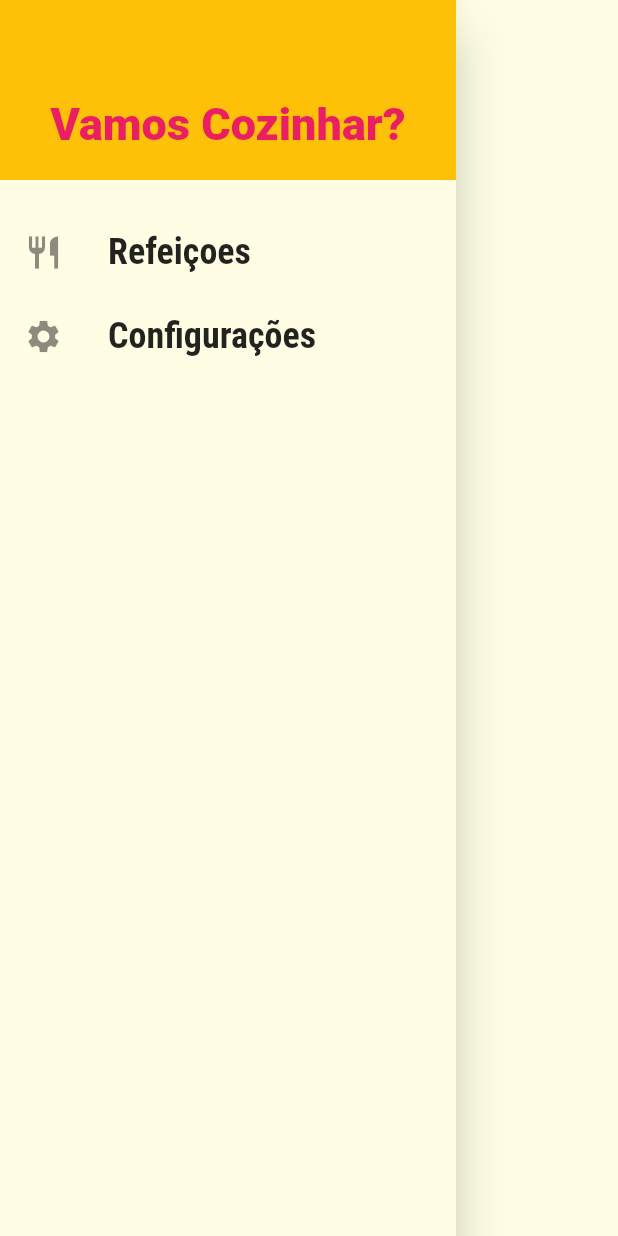
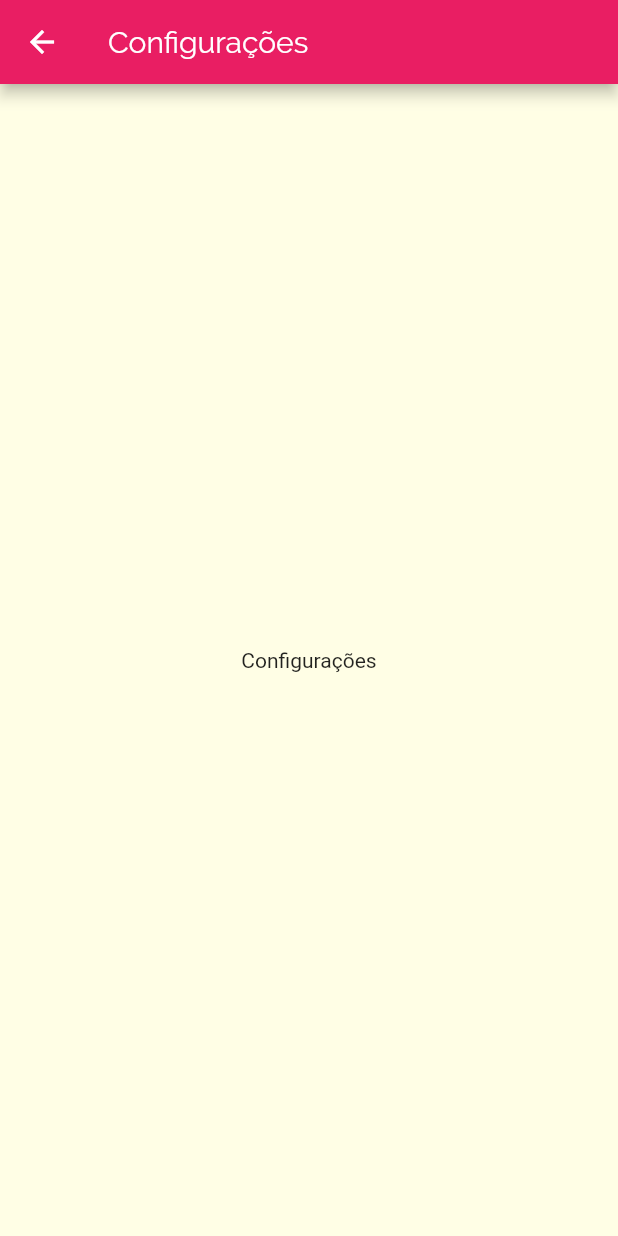
Before and after one commit to tiagoeborsanyi/meals, a Flutter app: the MainDrawer widget shown alone on an empty page, opened directly, after a tap on "Configurações", on a phone screen of 412 x 824 dp. Run offline on Flutter 3.47's test engine with Material 2 defaults, Android fonts, the phone set to English and light mode, and no system bars; network calls fail.

Commit message:
add links on drawer

```diff
--- a/lib/components/main_drawer.dart
+++ b/lib/components/main_drawer.dart
@@ -1,7 +1,9 @@
 import 'package:flutter/material.dart';
 
+import '../utils/app_routes.dart';
+
 class MainDrawer extends StatelessWidget {
-  Widget _createItem(IconData icon, String label) {
+  Widget _createItem(IconData icon, String label, Function tap) {
     return ListTile(
       leading: Icon(
         icon,
@@ -15,7 +17,9 @@ class MainDrawer extends StatelessWidget {
           fontWeight: FontWeight.bold,
         ),
       ),
-      onTap: () {},
+      onTap: () {
+        return tap();
+      },
     );
   }
 
@@ -40,8 +44,16 @@ class MainDrawer extends StatelessWidget {
             ),
           ),
           SizedBox(height: 20),
-          _createItem(Icons.restaurant, 'Refeiçoes'),
-          _createItem(Icons.settings, 'Configurações')
+          _createItem(
+            Icons.restaurant,
+            'Refeiçoes',
+            () => Navigator.of(context).pushNamed(AppRoutes.HOME),
+          ),
+          _createItem(
+            Icons.settings,
+            'Configurações',
+            () => Navigator.of(context).pushNamed(AppRoutes.SETTINGS),
+          )
         ],
       ),
     );
--- a/lib/main.dart
+++ b/lib/main.dart
@@ -4,6 +4,7 @@ import 'screens/tabs_screen.dart';
 import 'screens/categories_screen.dart';
 import 'screens/categories_meals_screen.dart';
 import 'screens/meal_detail_screen.dart';
+import 'screens/settings_screen.dart';
 import 'utils/app_routes.dart';
 
 void main() {
@@ -32,6 +33,7 @@ class MyApp extends StatelessWidget {
         AppRoutes.HOME: (ctx) => TabScreen(),
         AppRoutes.CATEGORIES_MEALS: (ctx) => CategoriesMealsScreen(),
         AppRoutes.MEAL_DETAIL: (ctx) => MealDetailScreen(),
+        AppRoutes.SETTINGS: (ctx) => SettingsScreen(),
       },
       onUnknownRoute: (settings) {
         // caso a rota não existir vai cair dentro dessa função
--- /dev/null
+++ b/lib/screens/settings_screen.dart
@@ -0,0 +1,17 @@
+import 'package:flutter/material.dart';
+
+class SettingsScreen extends StatelessWidget {
+  const SettingsScreen({Key? key}) : super(key: key);
+
+  @override
+  Widget build(BuildContext context) {
+    return Scaffold(
+      appBar: AppBar(
+        title: Text('Configurações'),
+      ),
+      body: Center(
+        child: Text('Configurações'),
+      ),
+    );
+  }
+}
--- a/lib/utils/app_routes.dart
+++ b/lib/utils/app_routes.dart
@@ -2,4 +2,5 @@ class AppRoutes {
   static const HOME = '/';
   static const CATEGORIES_MEALS = '/categories-meals';
   static const MEAL_DETAIL = '/meal-detail';
+  static const SETTINGS = '/settings';
 }
```
